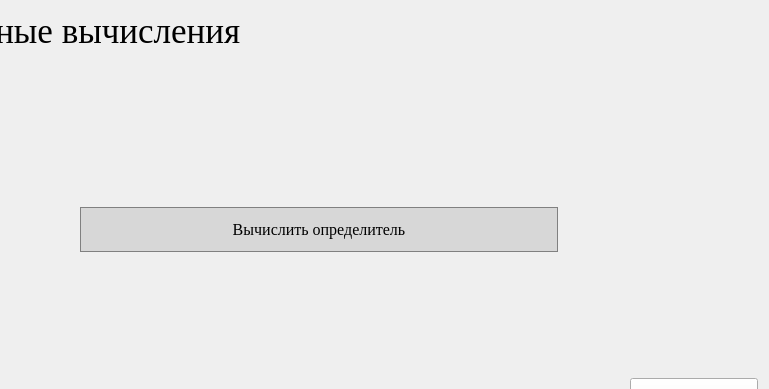
Above: matrix.ui from moevm/gui-1h2018-27 before the change; both pictures show x 131 to 900 and y 0 to 389 of the 900 by 500 pixel window. Below: the same form after it.
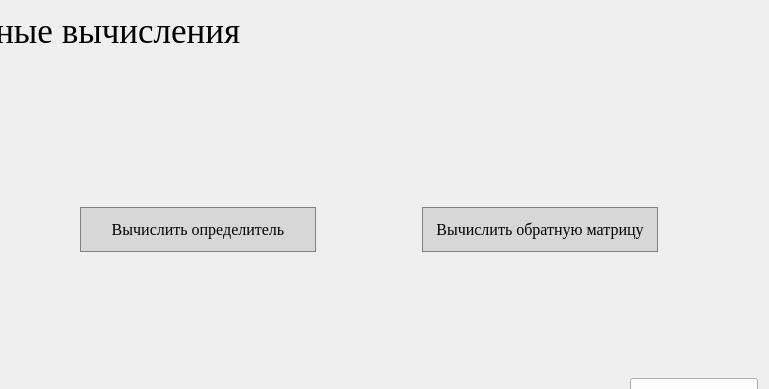
That is the form after the change.

Commit message:
Определитель
Интерфейс для нахождения обратной матрицы. Проверка ввода матриц для нахождения определителя матрицы

Diff of the .ui file:
```diff
--- a/matrix.ui
+++ b/matrix.ui
@@ -10,6 +10,11 @@
     <height>500</height>
    </rect>
   </property>
+  <property name="font">
+   <font>
+    <pointsize>12</pointsize>
+   </font>
+  </property>
   <property name="windowTitle">
    <string>Matrix</string>
   </property>
@@ -102,7 +107,7 @@
 }</string>
          </property>
          <property name="text">
-          <string>Вычислить определитель</string>
+          <string>    Вычислить определитель    </string>
          </property>
         </widget>
        </item>
@@ -122,6 +127,35 @@
          </property>
         </spacer>
        </item>
+       <item>
+        <widget class="QPushButton" name="pushButton_2">
+         <property name="sizePolicy">
+          <sizepolicy hsizetype="Minimum" vsizetype="Preferred">
+           <horstretch>0</horstretch>
+           <verstretch>0</verstretch>
+          </sizepolicy>
+         </property>
+         <property name="font">
+          <font>
+           <family>Times New Roman</family>
+           <pointsize>12</pointsize>
+          </font>
+         </property>
+         <property name="styleSheet">
+          <string notr="true">QPushButton {
+  background-color: rgb(215, 215, 215);
+  border: 1px solid gray;
+}
+QPushButton:pressed {
+    background-color: qlineargradient(x1: 0, y1: 0, x2: 0, y2: 1,
+                                      stop: 0 #BEBEBE, stop: 1 #D7D7D7);
+}</string>
+         </property>
+         <property name="text">
+          <string>Вычислить обратную матрицу</string>
+         </property>
+        </widget>
+       </item>
       </layout>
      </item>
     </layout>
```
The commit also changes 36 other files.
